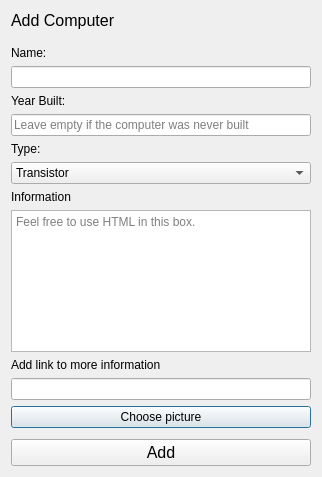
Old version of the form addcomputerwindow.ui in the repository athenabjorg/sacr.
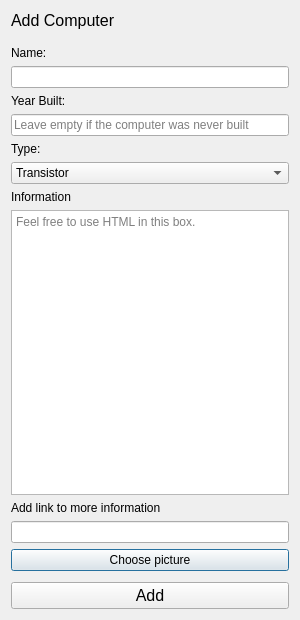
New version of the form. Icons and pictures are not drawn.

Patch:
```diff
--- a/addcomputerwindow.ui
+++ b/addcomputerwindow.ui
@@ -6,8 +6,8 @@
    <rect>
     <x>0</x>
     <y>0</y>
-    <width>322</width>
-    <height>477</height>
+    <width>300</width>
+    <height>620</height>
    </rect>
   </property>
   <property name="windowTitle">
```
